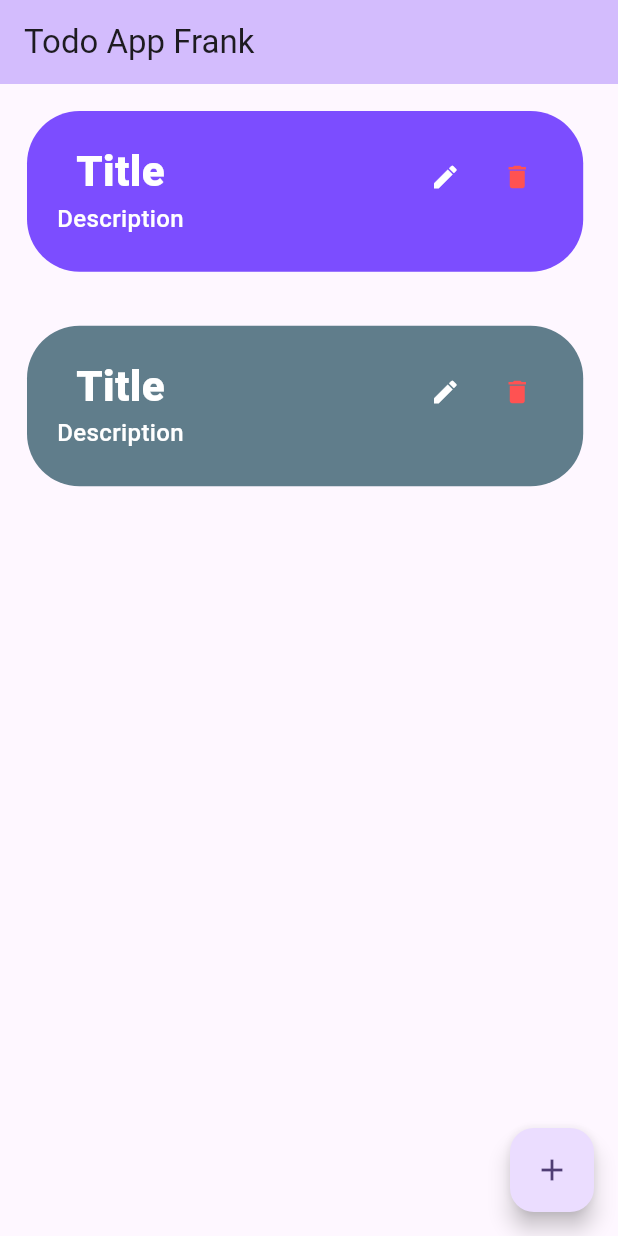
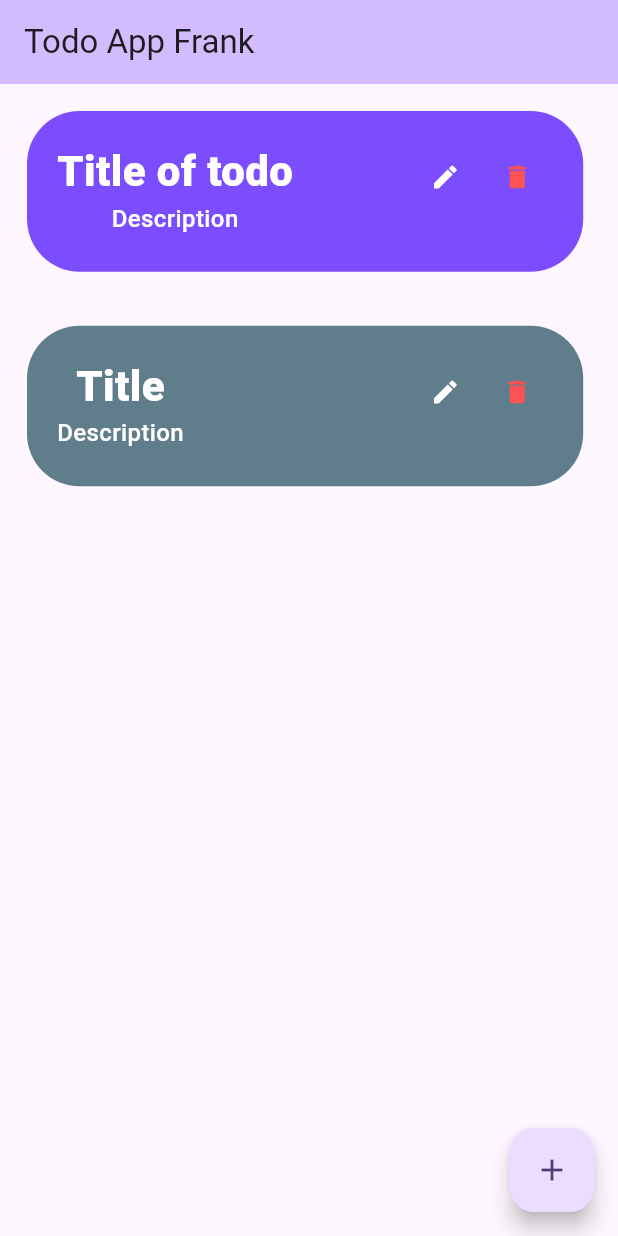
Before and after one commit to Metor-7/Todo_app, a Flutter app: the screen it shows after launch, on a phone screen of 412 x 824 dp. Run offline on Flutter 3.47's test engine with Material 3 defaults, Android fonts, the light colour scheme and no system bars.

Commit message:
second commit

```diff
--- a/lib/main.dart
+++ b/lib/main.dart
@@ -75,7 +75,7 @@ class _MyHomePageState extends State<MyHomePage> {
                   Column(
                     children: [
                       Tiletext(
-                        text:"Title",
+                        text:"Title of todo",
                       textcolor:Colors.white,
                       textSize:28,
                       textFontweight:FontWeight.w900,
```
